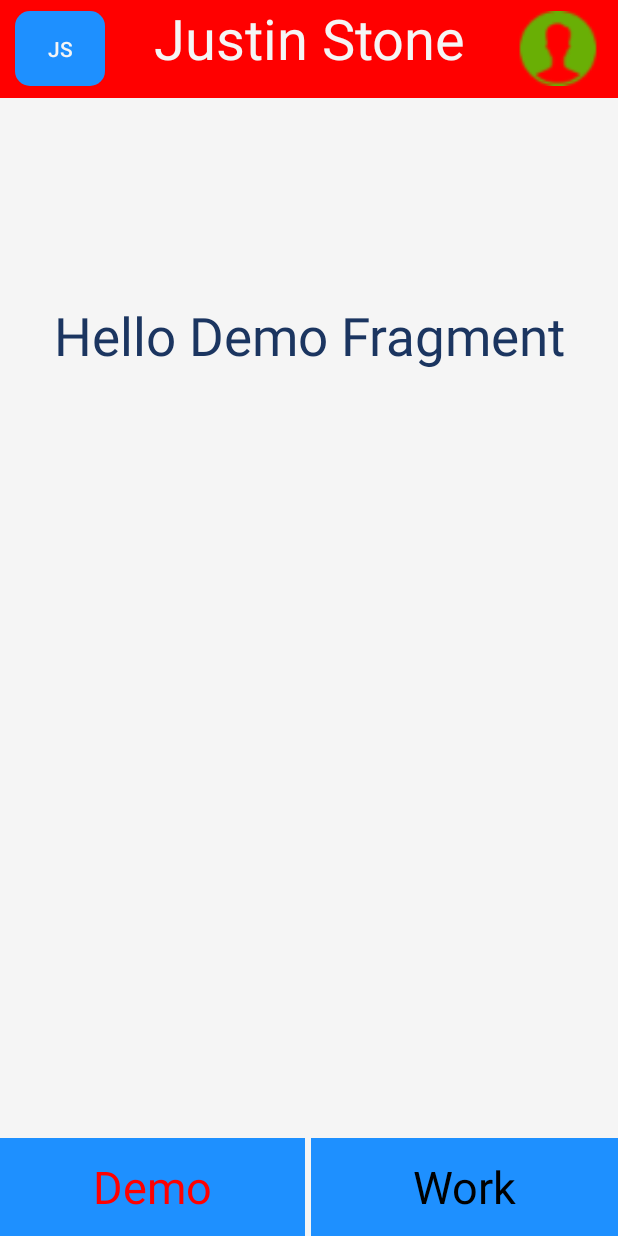
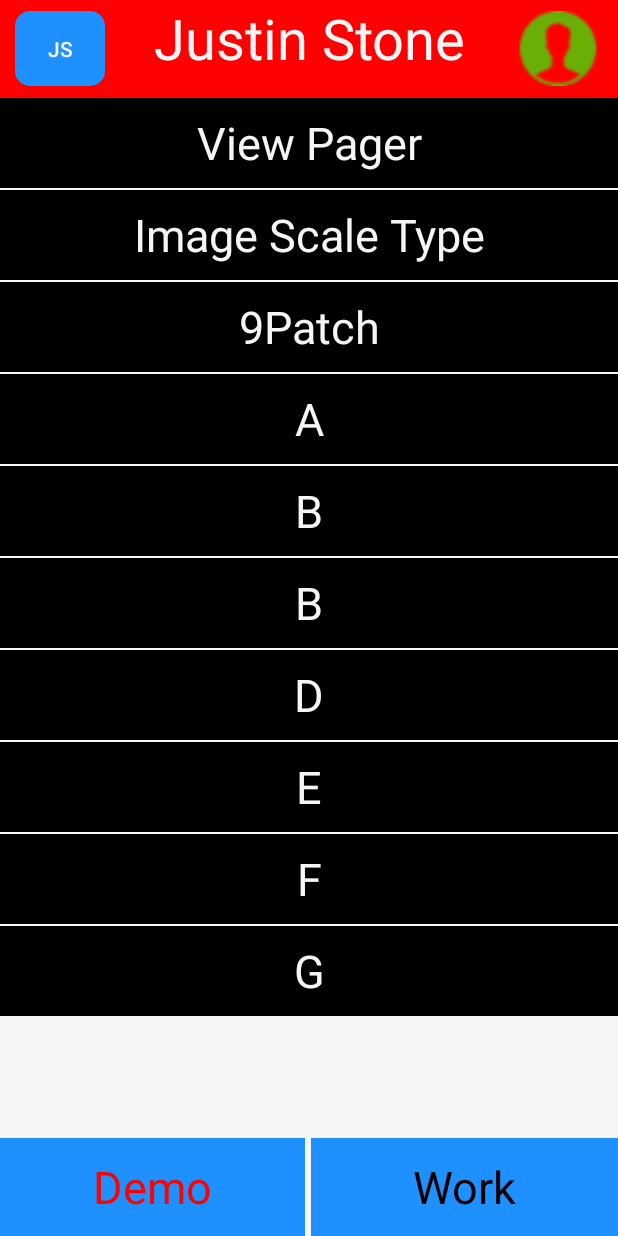
Before and after one commit to jstone34/Justin2017Summer, an Android app: the screen it shows after launch (MainActivity), after a tap on "Demo", on a phone screen of 412 x 824 dp. Run offline under Robolectric (Android 15) with nearby library versions, the phone set to English and light mode, and no system bars.

Commit message:
In Class Updates

```diff
--- /dev/null
+++ b/app/src/main/java/com/example/justin/justin2017summer/adapter/ListNormalAdapter.java
@@ -0,0 +1,53 @@
+package com.example.justin.justin2017summer.adapter;
+
+import android.content.Context;
+import android.view.LayoutInflater;
+import android.view.View;
+import android.view.ViewGroup;
+import android.widget.BaseAdapter;
+import android.widget.TextView;
+
+import com.example.justin.justin2017summer.R;
+
+import java.util.ArrayList;
+
+
+/**
+ * Created by Justin on 6/7/2017.
+ */
+
+public class ListNormalAdapter extends BaseAdapter {
+    private final Context context;
+    private final LayoutInflater inflater;
+    private final ArrayList<String> list;
+
+    public ListNormalAdapter(Context context, ArrayList <String> list){
+        this.context = context;
+        this.list = list;
+        inflater = (LayoutInflater)context.getSystemService(Context.LAYOUT_INFLATER_SERVICE);
+
+    }
+
+    @Override
+    public int getCount() {
+        return 10;
+    }
+
+    @Override
+    public Object getItem(int position) {
+        return position;
+    }
+
+    @Override
+    public long getItemId(int position) {
+        return position;
+    }
+
+    @Override
+    public View getView(int position, View convertView, ViewGroup parent) {
+        convertView = inflater.inflate(R.layout.list_normal_item, parent,false);
+        TextView tv = (TextView) convertView.findViewById(R.id.item_normal_tv);
+        tv.setText(list.get(position));
+        return tv;
+    }
+}
--- a/app/src/main/java/com/example/justin/justin2017summer/fragment/DemoFragment.java
+++ b/app/src/main/java/com/example/justin/justin2017summer/fragment/DemoFragment.java
@@ -6,8 +6,11 @@ import android.support.v4.app.Fragment;
 import android.view.LayoutInflater;
 import android.view.View;
 import android.view.ViewGroup;
+import android.widget.ListView;
+import java.util.ArrayList;
 
 import com.example.justin.justin2017summer.R;
+import com.example.justin.justin2017summer.adapter.ListNormalAdapter;
 
 /**
  * A simple {@link Fragment} subclass.
@@ -23,20 +26,26 @@ public class DemoFragment extends Fragment {
     // TODO: Rename and change types of parameters
     private String mParam1;
     private String mParam2;
+    private ListView listView;
+    private final ArrayList <String> contentList;
+
+    public DemoFragment() {
+        contentList = new ArrayList <String>();
+        contentList.add("View Pager");
+        contentList.add("Image Scale Type");
+        contentList.add("9Patch");
+        contentList.add("A");
+        contentList.add("B");
+        contentList.add("B");
+        contentList.add("D");
+        contentList.add("E");
+        contentList.add("F");
+        contentList.add("G");
+        contentList.add("H");
+
+    }
 
 
-    public DemoFragment() {
-        // Required empty public constructor
-    }
-
-    /**
-     * Use this factory method to create a new instance of
-     * this fragment using the provided parameters.
-     *
-     * @param param1 Parameter 1.
-     * @param param2 Parameter 2.
-     * @return A new instance of fragment DemoFragment.
-     */
     // TODO: Rename and change types and number of parameters
     public static DemoFragment newInstance(String param1, String param2) {
         DemoFragment fragment = new DemoFragment();
@@ -50,17 +59,19 @@ public class DemoFragment extends Fragment {
     @Override
     public void onCreate(Bundle savedInstanceState) {
         super.onCreate(savedInstanceState);
-        if (getArguments() != null) {
-            mParam1 = getArguments().getString(ARG_PARAM1);
-            mParam2 = getArguments().getString(ARG_PARAM2);
-        }
+
     }
 
     @Override
     public View onCreateView(LayoutInflater inflater, ViewGroup container,
                              Bundle savedInstanceState) {
         // Inflate the layout for this fragment
-        return inflater.inflate(R.layout.fragment_demo, container, false);
+        View view = inflater.inflate(R.layout.fragment_demo, container, false);
+        listView = (ListView)view.findViewById(R.id.fragment_demo_lv);
+        ListNormalAdapter adapter;
+        adapter = new ListNormalAdapter(this.getContext(),contentList);
+        listView.setAdapter(adapter);
+        return view;
     }
 
 }
--- a/app/src/main/res/layout/activity_main.xml
+++ b/app/src/main/res/layout/activity_main.xml
@@ -12,7 +12,8 @@
         android:layout_width="match_parent"
         android:layout_height="65dp"
         android:layout_alignParentTop="true"
-        android:background="@color/red">
+        android:background="@color/red"
+        android:id="@+id/relativeLayout">
 
             <TextView
                 android:layout_width="match_parent"
@@ -47,7 +48,8 @@
         android:layout_width="match_parent"
         android:layout_height="65dp"
         android:layout_alignParentBottom="true"
-        android:background="@color/blue">
+        android:background="@color/blue"
+        android:id="@+id/linearLayout">
 
         <TextView
             android:id="@+id/activity_tool_demo"
@@ -85,7 +87,8 @@
     android:layout_height="match_parent"
 
 
-    ></LinearLayout>
+    android:layout_below="@+id/relativeLayout"
+    android:layout_above="@+id/linearLayout"></LinearLayout>
 
 
 </RelativeLayout>
--- a/app/src/main/res/layout/fragment_demo.xml
+++ b/app/src/main/res/layout/fragment_demo.xml
@@ -4,15 +4,10 @@
     android:layout_height="match_parent"
     tools:context="com.example.justin.justin2017summer.fragment.DemoFragment">
 
-    <!-- TODO: Update blank fragment layout -->
-    <TextView
-        android:layout_marginTop="200dp"
+    <ListView
+        android:id="@+id/fragment_demo_lv"
         android:layout_width="match_parent"
-        android:layout_height="match_parent"
-        android:text="Hello Demo Fragment"
-        android:textAlignment="center"
-        android:textSize="35dp"
-        android:textColor="@color/darkblue"/>
+        android:layout_height="match_parent"></ListView>
 
 
 
--- /dev/null
+++ b/app/src/main/res/layout/list_normal_item.xml
@@ -0,0 +1,15 @@
+<?xml version="1.0" encoding="utf-8"?>
+<LinearLayout xmlns:android="http://schemas.android.com/apk/res/android"
+    android:orientation="vertical" android:layout_width="match_parent"
+    android:layout_height="match_parent">
+
+    <TextView
+        android:id="@+id/item_normal_tv"
+        android:layout_width="match_parent"
+        android:layout_height="60dp"
+        android:textColor="@color/white"
+        android:background="@color/black"
+        android:textSize="30dp"
+        android:gravity="center"
+        android:hint="TEST"/>
+</LinearLayout>
```
Also changed, not shown: 13 other files.
